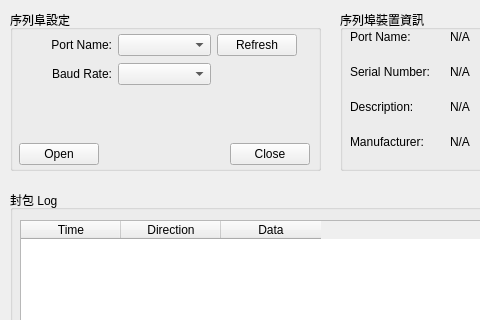
Qt form QtUartTool/mainwindow.ui (Kamars1127/QtUartTool) before a commit; both pictures show x 0 to 480 and y 0 to 320 of the 800 by 649 pixel window.
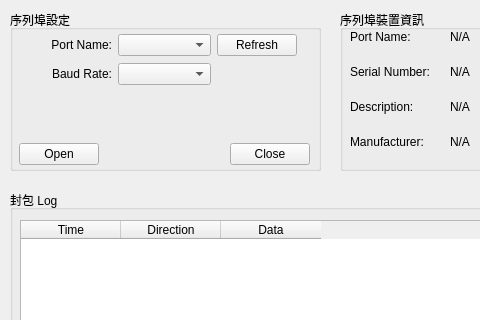
The same form after that commit.

Commit message: 新增序列埠讀取資料功能、序列埠錯誤訊息處理。(2026.03.28)

What changed in the file:
```diff
--- a/QtUartTool/mainwindow.ui
+++ b/QtUartTool/mainwindow.ui
@@ -27,7 +27,7 @@
      </rect>
     </property>
     <property name="title">
-     <string>序列阜設定</string>
+     <string>序列埠設定</string>
     </property>
     <widget class="QWidget" name="gridLayoutWidget">
      <property name="geometry">
```
The commit also changes 5 other files.
